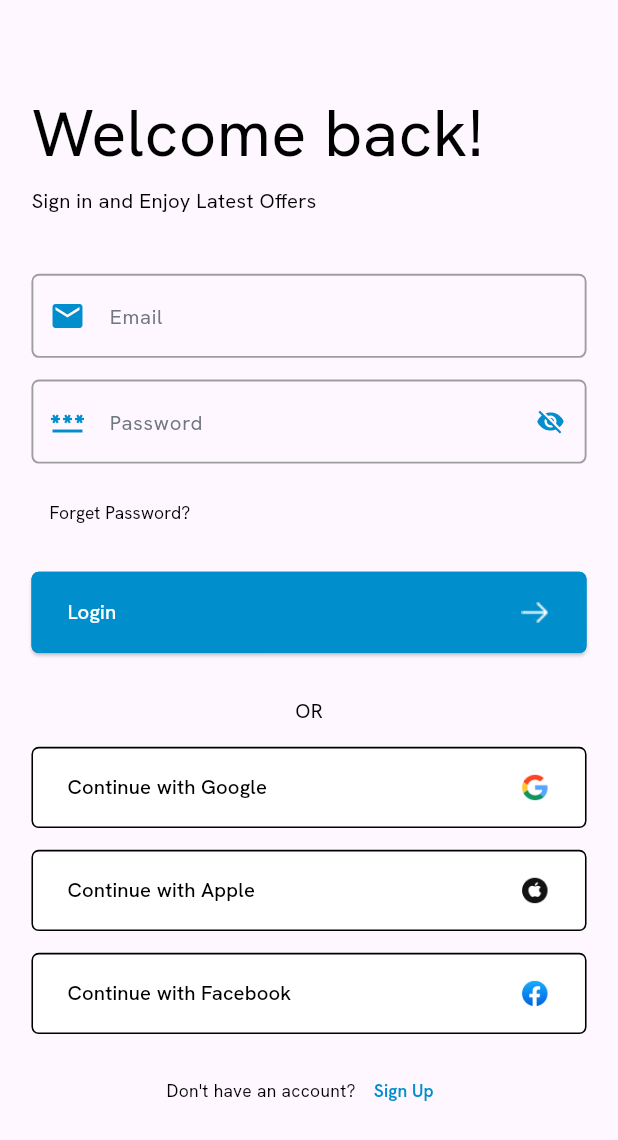
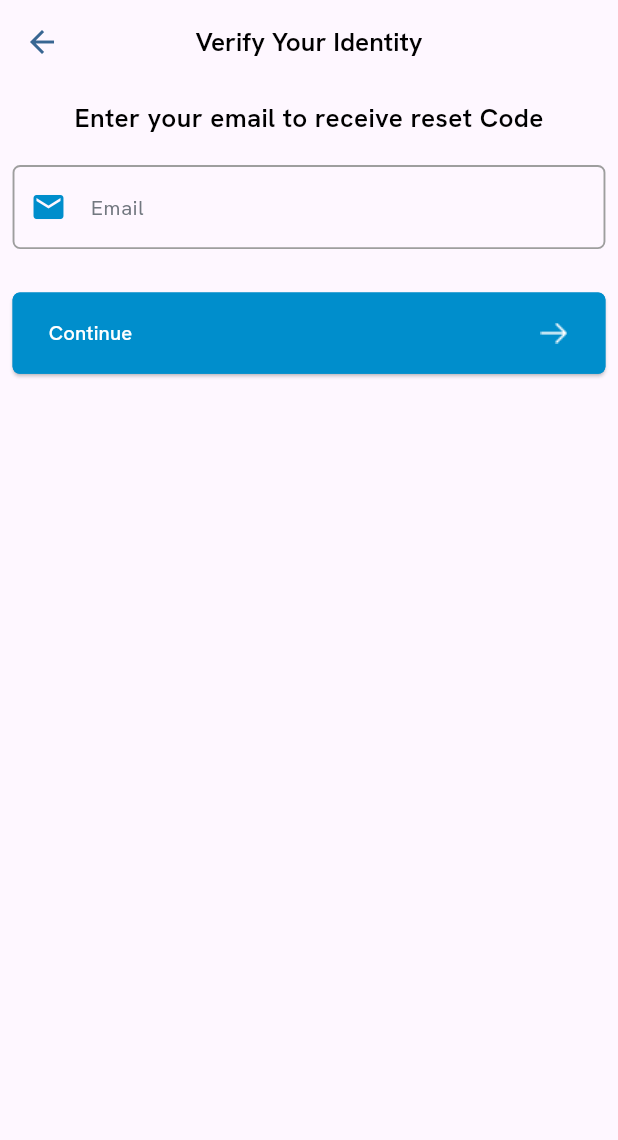
Before and after one commit to Ahmed-Ekramy/Ultra-Ecommerce-, a Flutter app: the screen it shows after launch, after a tap on "Forget Password?", on a phone screen of 412 x 824 dp. Shown: the top 1140 px of the screen. Run offline on Flutter 3.47's test engine with Material 3 defaults, Android fonts, the light colour scheme and no system bars; our stand-ins replace flutter_bloc, flutter_screenutil, font_awesome_flutter, google_fonts.

Commit message:
verification ui

```diff
--- a/lib/core/routes/app_routes.dart
+++ b/lib/core/routes/app_routes.dart
@@ -1,21 +1,37 @@
 
 import 'package:flutter/material.dart';
-import 'package:flutter_bloc/flutter_bloc.dart';
 import 'package:ultra/core/routes/routing.dart';
-import 'package:ultra/feature/home/presentation/manager/home_cubit.dart';
+import '../../feature/forget_password/presentation/pages/verify_code_view.dart';
+import '../../feature/forget_password/presentation/pages/verify_email_view.dart';
+import '../../feature/forget_password/presentation/pages/verify_password_view.dart';
 import '../../feature/home/presentation/pages/home_layout.dart';
 import '../../feature/login/presentation/pages/login_view.dart';
+import '../../feature/profile/presentation/pages/profile_view.dart';
+import '../../feature/reset_password/presentation/pages/reset_email.dart';
+import '../../feature/reset_password/presentation/pages/reset_password_view.dart';
 import '../../feature/sign_up/presentation/pages/sign_up_view.dart';
 class AppRoutes {
   Route generateRoute(RouteSettings settings) {
     switch (settings.name) {
-
       case Routes.login:
         return MaterialPageRoute(builder: (_) => const LoginView());
             case Routes.register:
         return MaterialPageRoute(builder: (_) => const SignUpView());
         case Routes.home:
           return MaterialPageRoute(builder: (_) => const HomeLayout());
+      case Routes.profile:
+        return MaterialPageRoute(builder: (_) => const ProfileView());
+        case Routes.resetEmail:
+          return MaterialPageRoute(builder: (_) => const ResetEmailView());
+
+          case Routes.resetPassword:
+              return MaterialPageRoute(builder: (_) => const ResetPasswordView());
+          case Routes.verifyEmail:
+              return MaterialPageRoute(builder: (_) => const VerifyEmailView());
+                 case Routes.verifyPassword:
+              return MaterialPageRoute(builder: (_) => const VerifyPasswordView());
+                case Routes.verifyCode:
+              return MaterialPageRoute(builder: (_) => const VerifyCodeView());
 
       default:
         return MaterialPageRoute(
--- a/lib/core/routes/routing.dart
+++ b/lib/core/routes/routing.dart
@@ -1,6 +1,13 @@
-class Routes{
+class Routes {
   // static const String splash = '/';
   static const String login = '/';
   static const String home = '/home';
   static const String register = '/register';
+  static const String profile = '/profile';
+  static const String forgotPassword = '/forgotPassword';
+  static const String resetEmail = '/resetEmail';
+  static const String resetPassword = '/resetPassword';
+  static const String verifyEmail = '/verifyEmail';
+  static const String verifyCode = '/verifyCode';
+  static const String verifyPassword = '/verifyPassword';
 }
--- a/lib/core/widget/custom_text_form_field.dart
+++ b/lib/core/widget/custom_text_form_field.dart
@@ -4,33 +4,59 @@ import '../theming/colors.dart';
 import '../theming/string.dart';
 
 class CustomTextFormField extends StatelessWidget {
-   const CustomTextFormField({this.hintText, super.key, this.prefixIcon, this.suffixIcon,this.keyboardType, this.borderRadius, this.prefixIconColor, this.suffixIconColor, this.borderColor, this.labelText});
+  const CustomTextFormField(
+      {this.hintText,
+      super.key,
+      this.prefixIcon,
+      this.suffixIcon,
+      this.keyboardType,
+      this.borderRadius,
+      this.prefixIconColor,
+      this.suffixIconColor,
+      this.borderColor,
+      this.labelText,
+      this.obscureText});
+
   final String? hintText;
   final IconData? prefixIcon;
   final IconData? suffixIcon;
   final TextInputType? keyboardType;
-  final double ? borderRadius;
-  final Color ? prefixIconColor;
-  final Color ? suffixIconColor;
-  final Color ? borderColor;
-final Widget ? labelText;
+  final double? borderRadius;
+  final Color? prefixIconColor;
+  final Color? suffixIconColor;
+  final Color? borderColor;
+  final Widget? labelText;
+  final bool ?obscureText;
+
   @override
   Widget build(BuildContext context) {
     return TextFormField(
+      obscureText: obscureText ?? false,
       keyboardType: keyboardType,
       decoration: InputDecoration(
           hintText: hintText,
-          labelStyle: TextStyle(color: AppColors.darkGreyColor, fontSize: 14.sp,fontWeight: FontWeight.w600),
-          prefixIcon: Icon(prefixIcon, color: prefixIconColor??AppColors.primaryColor,),
-          suffixIcon: Icon(suffixIcon, color: suffixIconColor??AppColors.primaryColor, size: 20.h,),
+          labelStyle: TextStyle(
+              color: AppColors.darkGreyColor,
+              fontSize: 14.sp,
+              fontWeight: FontWeight.w600),
+          prefixIcon: Icon(
+            prefixIcon,
+            color: prefixIconColor ?? AppColors.primaryColor,
+          ),
+          suffixIcon: Icon(
+            suffixIcon,
+            color: suffixIconColor ?? AppColors.primaryColor,
+            size: 20.h,
+          ),
           hintStyle: CustomTextStyles.hankenW400S14GrayDark,
           enabledBorder: OutlineInputBorder(
-            borderRadius: BorderRadius.circular(borderRadius??5),
+            borderRadius: BorderRadius.circular(borderRadius ?? 5),
             borderSide: BorderSide(color: Colors.grey, width: 1.2.w),
           ),
           focusedBorder: OutlineInputBorder(
-            borderRadius: BorderRadius.circular(borderRadius??5),
-            borderSide: BorderSide(color: borderColor??AppColors.primaryColor, width: 1.2.w),
+            borderRadius: BorderRadius.circular(borderRadius ?? 5),
+            borderSide: BorderSide(
+                color: borderColor ?? AppColors.primaryColor, width: 1.2.w),
           )),
     );
   }
--- /dev/null
+++ b/lib/feature/forget_password/presentation/pages/verify_email_view.dart
@@ -0,0 +1,59 @@
+import 'package:flutter/material.dart';
+import 'package:flutter_screenutil/flutter_screenutil.dart';
+
+import '../../../../core/routes/routing.dart';
+import '../../../../core/theming/string.dart';
+import '../../../../core/widget/custom_elevated_button.dart';
+import '../../../../core/widget/custom_text_form_field.dart';
+
+class VerifyEmailView extends StatelessWidget {
+  const VerifyEmailView({super.key});
+
+  @override
+  Widget build(BuildContext context) {
+    return  Scaffold(
+      appBar: AppBar(
+        title: Text(
+          'Verify Your Identity',
+          style: CustomTextStyles.hankenW600S18Black,
+        ),
+        centerTitle: true,
+        leading: IconButton(
+          onPressed: () {
+            Navigator.pop(context);
+          },
+          icon: const Icon(Icons.arrow_back, color: Color(0xff386692)),
+        ),
+      ),
+      body: Padding(
+        padding: EdgeInsets.symmetric(horizontal: 8.0.w, vertical: 10.0.h),
+        child: Column(
+          children: [
+            Text(
+              "Enter your email to receive reset Code",
+              style: CustomTextStyles.hankenW600S18Black,
+            ),
+            SizedBox(
+              height: 20.h,
+            ),
+            const CustomTextFormField(
+              prefixIcon: Icons.email,
+              hintText: 'Email',
+              keyboardType: TextInputType.emailAddress,
+            ),
+            SizedBox(
+              height: 30.h,
+            ),
+            CustomElevationButton(
+              buttonName: "Continue",
+              onPressed: () {
+                Navigator.pushNamed(context, Routes.verifyCode);
+              },
+
+            )
+          ],
+        ),
+      ),
+    );
+  }
+}
--- a/lib/feature/home/presentation/pages/tabs/search_tab.dart
+++ b/lib/feature/home/presentation/pages/tabs/search_tab.dart
@@ -44,8 +44,7 @@ class SearchTab extends StatelessWidget {
                     IconButton(
                       icon: Icon(
                         HomeCubit.get(context).isGridView
-                            ? Icons.list_rounded
-                            : Icons.grid_view_rounded,
+                            ? Icons.grid_view_rounded : Icons.list_rounded,
                         size: 35.sp,
                       ),
                       onPressed: () {
--- a/lib/feature/login/presentation/pages/login_view.dart
+++ b/lib/feature/login/presentation/pages/login_view.dart
@@ -51,7 +51,9 @@ class LoginView extends StatelessWidget {
               height: 10.h,
             ),
             TextButton(
-                onPressed: () {},
+                onPressed: () {
+                  Navigator.pushNamed(context, Routes.verifyEmail);
+                },
                 child: Text(
                   "Forget Password?",
                   style: CustomTextStyles.hankenW400S12Black,
```
Also changed, not shown: lib/feature/forget_password/presentation/pages/verify_code_view.dart (added, +75 -0 lines), lib/feature/forget_password/presentation/pages/verify_password_view.dart (added, +83 -0 lines), lib/feature/home/presentation/pages/tabs/profile_tab.dart (+70 -4 lines), lib/feature/profile/presentation/pages/profile_view.dart (added, +185 -0 lines), lib/feature/reset_password/presentation/pages/reset_email.dart (added, +59 -0 lines), lib/feature/reset_password/presentation/pages/reset_password_view.dart (added, +78 -0 lines), lib/feature/forget_password/data/repositories/forget_pass_repo.dart (added), lib/feature/forget_password/data/repositories/forget_pass_repo_imp.dart (added), lib/feature/profile/data/repositories/profile_repo.dart (added), lib/feature/profile/data/repositories/profile_repo_imp.dart (added), lib/feature/reset_password/data/repositories/reset_password_repo.dart (added), lib/feature/reset_password/data/repositories/reset_password_repo_imp.dart (added).
